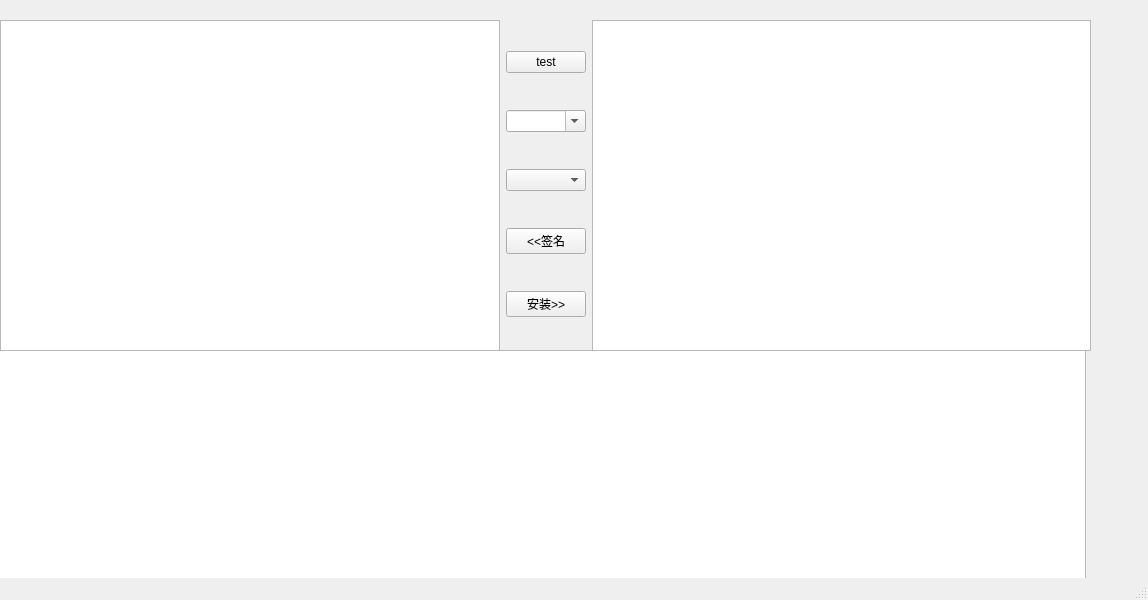
Above: wt_sign/ui2.ui from dan6886/cq_python_tool before the change. Below: the same form after it.
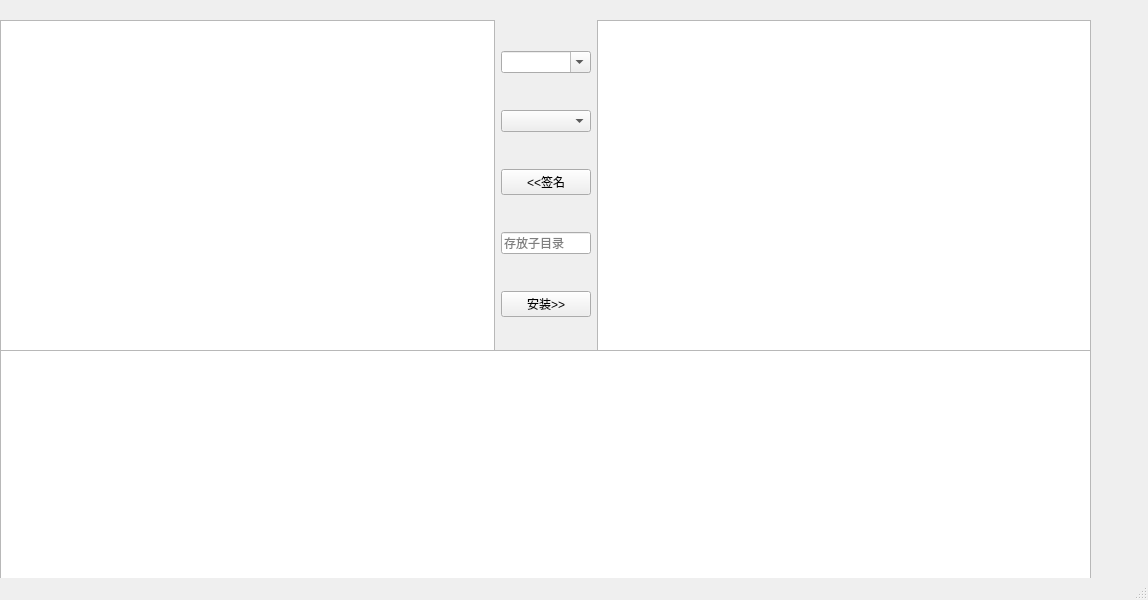
That is the form after the change.

What changed in the file:
```diff
--- a/wt_sign/ui2.ui
+++ b/wt_sign/ui2.ui
@@ -17,7 +17,7 @@
    <widget class="QTextBrowser" name="log">
     <property name="geometry">
      <rect>
-      <x>-5</x>
+      <x>0</x>
       <y>350</y>
       <width>1091</width>
       <height>261</height>
@@ -35,17 +35,23 @@
     </property>
     <layout class="QHBoxLayout" name="horizontalLayout">
      <item>
-      <widget class="QTreeView" name="input"/>
+      <widget class="QTreeView" name="input">
+       <property name="contextMenuPolicy">
+        <enum>Qt::CustomContextMenu</enum>
+       </property>
+       <property name="toolTip">
+        <string>选择一个准备签名的文件，中间调整好参数之后点击【签名】按钮即可开始</string>
+       </property>
+       <attribute name="headerCascadingSectionResizes">
+        <bool>true</bool>
+       </attribute>
+       <attribute name="headerStretchLastSection">
+        <bool>false</bool>
+       </attribute>
+      </widget>
      </item>
      <item>
       <layout class="QVBoxLayout" name="verticalLayout">
-       <item>
-        <widget class="QPushButton" name="pushButton_3">
-         <property name="text">
-          <string>test</string>
-         </property>
-        </widget>
-       </item>
        <item>
         <widget class="QComboBox" name="platform">
          <property name="editable">
@@ -67,6 +73,31 @@
          </property>
         </widget>
        </item>
+       <item>
+        <widget class="QLineEdit" name="child_dirs">
+         <property name="enabled">
+          <bool>true</bool>
+         </property>
+         <property name="sizePolicy">
+          <sizepolicy hsizetype="Fixed" vsizetype="Fixed">
+           <horstretch>0</horstretch>
+           <verstretch>0</verstretch>
+          </sizepolicy>
+         </property>
+         <property name="maximumSize">
+          <size>
+           <width>90</width>
+           <height>16777215</height>
+          </size>
+         </property>
+         <property name="toolTip">
+          <string>签名文件在存放在当前目录的子目录下面，请填写子目录名如：apks/today/，或空为当前目录存储</string>
+         </property>
+         <property name="placeholderText">
+          <string>存放子目录</string>
+         </property>
+        </widget>
+       </item>
        <item>
         <widget class="QPushButton" name="install">
          <property name="text">
@@ -77,7 +108,14 @@
       </layout>
      </item>
      <item>
-      <widget class="QTreeView" name="output"/>
+      <widget class="QTreeView" name="output">
+       <property name="contextMenuPolicy">
+        <enum>Qt::CustomContextMenu</enum>
+       </property>
+       <property name="toolTip">
+        <string>签名返回的文件存储路径，可指定存放在子目录下面，默认存储在当前目录</string>
+       </property>
+      </widget>
      </item>
     </layout>
    </widget>
```
Left out of the diff: 12 changed lines with no effect on the pictures.
